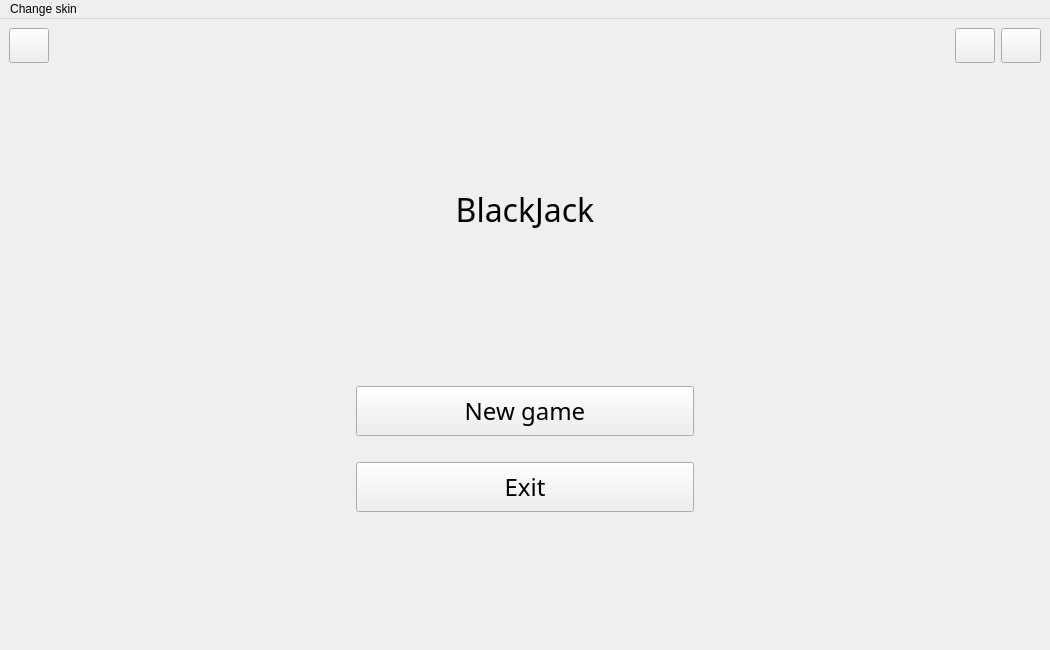
Above: src/ui/mainwindow.ui from ShevaMed/BlackJack before the change. Below: the same form after it.
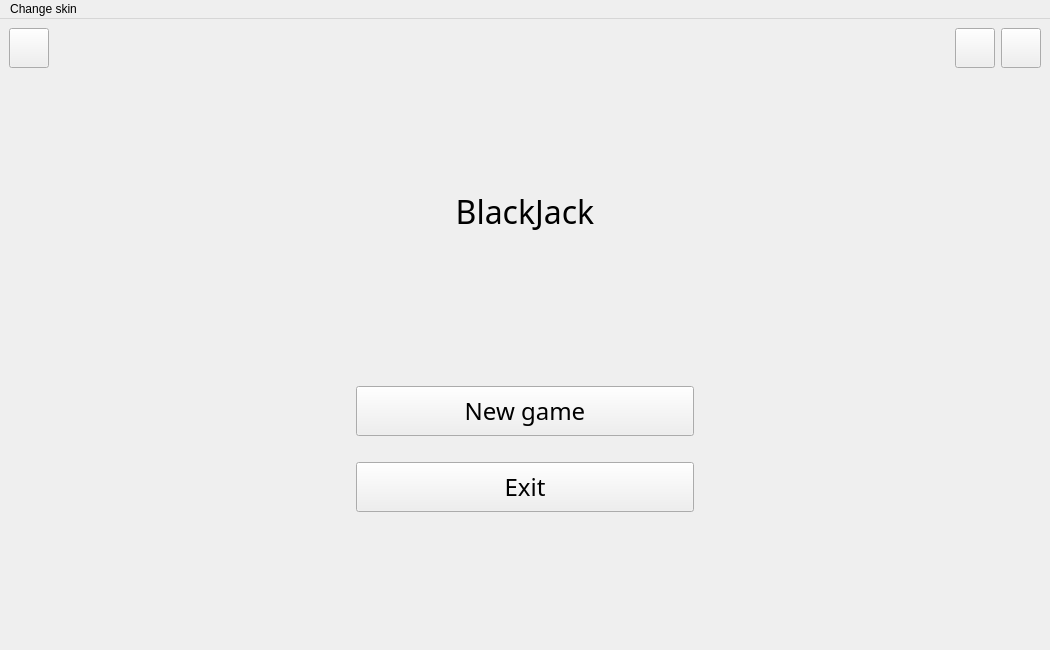
That is the form after the change. Icons and pictures are not drawn.

Patch:
```diff
--- a/src/ui/mainwindow.ui
+++ b/src/ui/mainwindow.ui
@@ -30,8 +30,14 @@
         </property>
         <property name="minimumSize">
          <size>
-          <width>35</width>
-          <height>35</height>
+          <width>40</width>
+          <height>40</height>
+         </size>
+        </property>
+        <property name="maximumSize">
+         <size>
+          <width>40</width>
+          <height>40</height>
          </size>
         </property>
         <property name="text">
@@ -62,8 +68,14 @@
         </property>
         <property name="minimumSize">
          <size>
-          <width>35</width>
-          <height>35</height>
+          <width>40</width>
+          <height>40</height>
+         </size>
+        </property>
+        <property name="maximumSize">
+         <size>
+          <width>40</width>
+          <height>40</height>
          </size>
         </property>
         <property name="styleSheet">
@@ -84,8 +96,14 @@
         </property>
         <property name="minimumSize">
          <size>
-          <width>35</width>
-          <height>35</height>
+          <width>40</width>
+          <height>40</height>
+         </size>
+        </property>
+        <property name="maximumSize">
+         <size>
+          <width>40</width>
+          <height>40</height>
          </size>
         </property>
         <property name="text">
```
